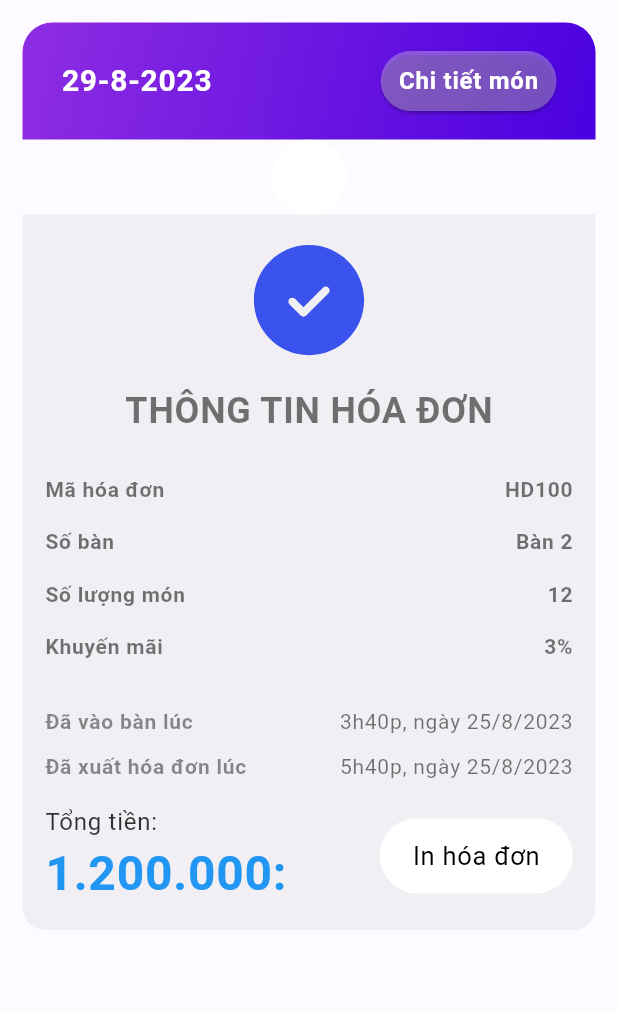
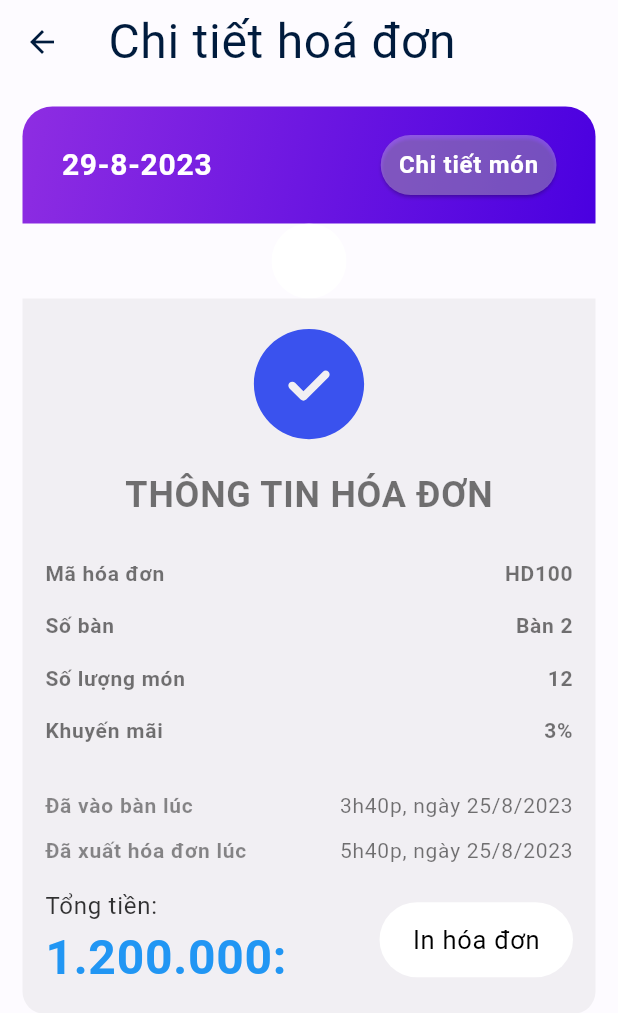
Before and after one commit to ThangStar/AZFood, a Flutter app: the BillScreen screen opened directly, on a phone screen of 412 x 824 dp. Shown: the top 1013 px of the screen. Run offline on Flutter 3.47's test engine with Material 2 defaults, Android fonts, the light colour scheme and no system bars; our stand-ins replace bloc, camera, dio, equatable, flutter_animate, flutter_bloc and 7 more; missing offline and left inert: google_mlkit_face_detection; accounts and stored records are empty; project files that could hold a hidden picture were left out.

Commit message:
time-table

```diff
--- a/front_end/lib/ui/screens/bill/bill_screen.dart
+++ b/front_end/lib/ui/screens/bill/bill_screen.dart
@@ -13,6 +13,9 @@ class _BillScreenState extends State<BillScreen> {
   @override
   Widget build(BuildContext context) {
     return Scaffold(
+      appBar: AppBar(
+        title: Text("Chi tiết hoá đơn"),
+      ),
       body: Padding(
         padding: const EdgeInsets.all(15.0),
         child: Column(
--- a/front_end/lib/ui/widgets/item_table.dart
+++ b/front_end/lib/ui/widgets/item_table.dart
@@ -4,6 +4,7 @@ import 'package:flutter/material.dart';
 import 'package:intl/intl.dart';
 import 'package:restaurant_manager_app/model/table.dart' as Model;
 import 'package:restaurant_manager_app/ui/theme/color_schemes.dart';
+import 'package:restaurant_manager_app/utils/spacing_date_to_now.dart';
 
 // status: 1 -> online, 2 -> error, 3 -> watting,
 class ItemTable extends StatelessWidget {
@@ -65,7 +66,7 @@ class ItemTable extends StatelessWidget {
                                         .withOpacity(0.6),
                                     size: 18),
                                 Text(
-                                  " ${table.time}",
+                                 table.firstTime != null ? spacingDateToNow(DateTime.parse(table.firstTime!)): "no time",
                                   style: TextStyle(
                                       color: colorScheme(context)
                                           .scrim
```
Also changed, not shown: front_end/lib/model/table.dart (+4 -4 lines).
